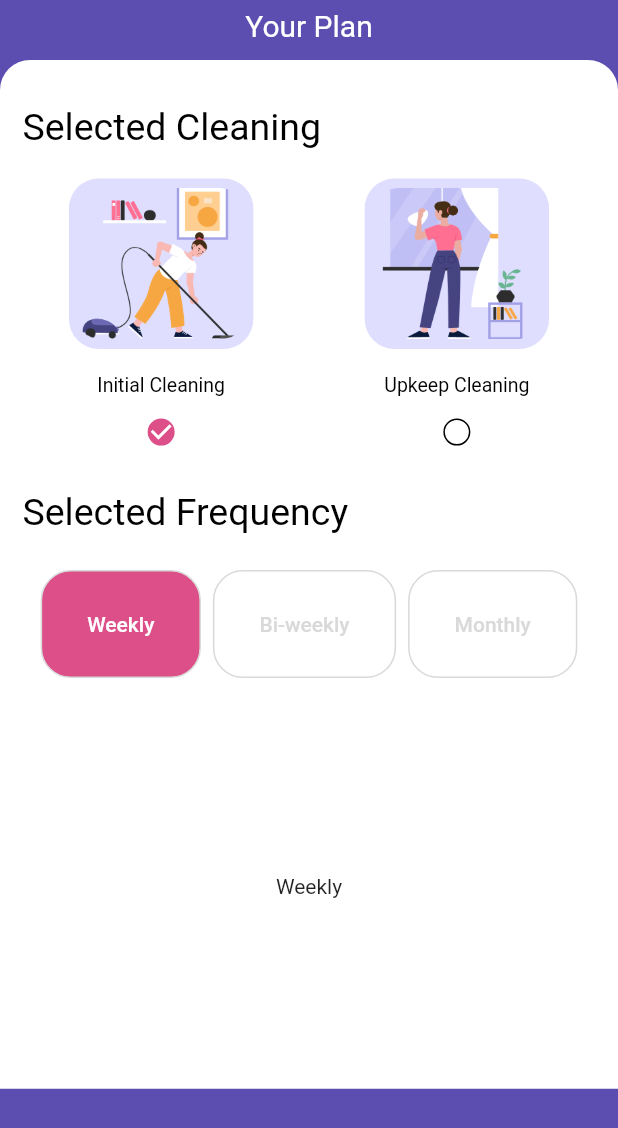
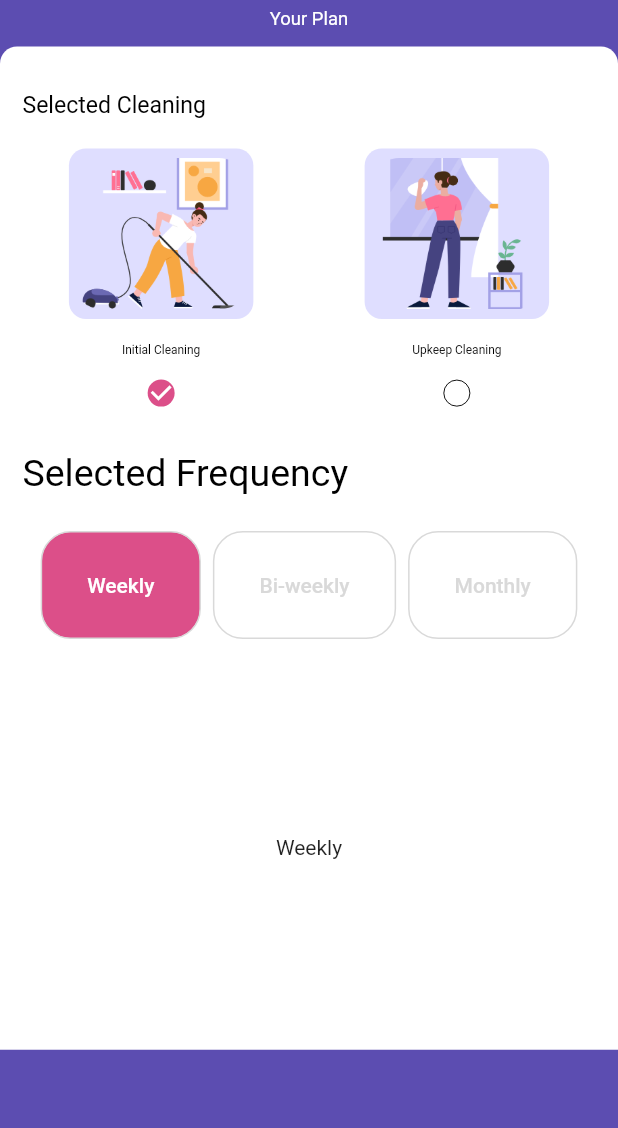
Before and after one commit to malknany/Nimbl_UI_Project, a Flutter app: the screen it shows after launch, after a tap on "Get Started", on a phone screen of 412 x 824 dp. Shown: the top 1128 px of the screen. Run offline on Flutter 3.47's test engine with Material 2 defaults, Android fonts, the light colour scheme and no system bars; drawn by our look-alikes of buttons_tabbar; our stand-ins replace flutter_screenutil, loading_animation_widget, table_calendar.

Commit message:
add responsive

```diff
--- a/lib/main.dart
+++ b/lib/main.dart
@@ -3,7 +3,7 @@ import 'package:flutter_screenutil/flutter_screenutil.dart';
 import 'package:intl/date_symbol_data_local.dart';
 import 'package:nimbl_project/view/calender/view.dart';
 import 'package:nimbl_project/view/get_started/view.dart';
-import 'package:nimbl_project/view/onbording/view.dart';
+import 'package:nimbl_project/view/on_bording/view.dart';
 import 'package:nimbl_project/view/plan/view.dart';
 import 'package:nimbl_project/view/profile/view.dart';
 
--- a/lib/view/calender/card_widget.dart
+++ b/lib/view/calender/card_widget.dart
@@ -45,7 +45,7 @@ class CardWidget extends StatelessWidget {
                   ),
                   CircleAvatar(
                     foregroundImage: AssetImage(img),
-                    radius: 25,
+                    radius: 25.r,
                   )
                 ],
               ),
--- a/lib/view/calender/view.dart
+++ b/lib/view/calender/view.dart
@@ -24,21 +24,21 @@ class _CalenderScreenState extends State<CalenderScreen> {
             children: [
               Column(
                 crossAxisAlignment: CrossAxisAlignment.center,
-                children: const [
+                children:  [
                   Text(
                     'Cleaner Calender',
-                    style: TextStyle(color: Colors.white, fontSize: 29),
+                    style: TextStyle(color: Colors.white, fontSize: 29.sp),
                   ),
                   CalenderWidget(),
                 ],
               ),
               Expanded(
                 child: Container(
-                  decoration: const BoxDecoration(
+                  decoration:  BoxDecoration(
                     color: Colors.white,
                     borderRadius: BorderRadius.only(
-                        topRight: Radius.circular(20),
-                        topLeft: Radius.circular(20)),
+                        topRight: Radius.circular(20.r),
+                        topLeft: Radius.circular(20.r)),
                   ),
                   child: Column(
                     children: [
--- a/lib/view/get_started/view.dart
+++ b/lib/view/get_started/view.dart
@@ -28,21 +28,21 @@ class _GetStartScreenState extends State<GetStartScreen> {
                 SizedBox(
                   height: 50.5.h,
                 ),
-                const Text('Clean Home \n Clean Life.',
+                 Text('Clean Home \n Clean Life.',
                     style: TextStyle(
-                        fontSize: 61,
+                        fontSize: 61.sp,
                         color: Colors.white,
                         fontWeight: FontWeight.w500),
                     textAlign: TextAlign.center),
                 SizedBox(
                   height: 40.h,
                 ),
-                const Text('Book Cleaners at the Comfort \n of you home.',
-                    style: TextStyle(fontSize: 20, color: Colors.white),
+                 Text('Book Cleaners at the Comfort \n of you home.',
+                    style: TextStyle(fontSize: 20.sp, color: Colors.white),
                     textAlign: TextAlign.center),
                 Image.asset(
                   'assets/image/photogetstart.png',
-                  height: 300,
+                  height: 300.h,
                 ),
               ],
             ),
@@ -63,13 +63,13 @@ class _GetStartScreenState extends State<GetStartScreen> {
               'Get Started',
               style: TextStyle(
                 color: MyColor.myPurple,
-                fontSize: 25,
+                fontSize: 25.sp,
               ),
             ),
-            shape: const OutlineInputBorder(
+            shape:  OutlineInputBorder(
               borderRadius: BorderRadius.only(
-                  topLeft: Radius.circular(20),
-                  bottomRight: Radius.circular(20)),
+                  topLeft: Radius.circular(20.r),
+                  bottomRight: Radius.circular(20.r)),
             ),
           )),
     );
--- a/lib/view/plan/controller.dart
+++ b/lib/view/plan/controller.dart
@@ -3,13 +3,19 @@ import 'model.dart';
 class PlanController {
   List<PlanModel> plans = [
     PlanModel(
-        icon: 'assets/image/icon/1.png', notif: '4', text: 'Inside Fridge'),
-    PlanModel(icon: 'assets/image/icon/2.png', notif: '', text: 'Organizing'),
+        icon: 'assets/image/icon/1.png',
+        notification: '4',
+        text: 'Inside Fridge'),
+    PlanModel(icon: 'assets/image/icon/2.png', text: 'Organizing'),
     PlanModel(
-        icon: 'assets/image/icon/3.png', notif: '10', text: 'Small Blinds'),
-    PlanModel(icon: 'assets/image/icon/4.png', notif: '', text: 'Patio'),
-    PlanModel(icon: 'assets/image/icon/5.png', notif: '', text: 'Organizing'),
+        icon: 'assets/image/icon/3.png',
+        notification: '10',
+        text: 'Small Blinds'),
+    PlanModel(icon: 'assets/image/icon/4.png', text: 'Patio'),
+    PlanModel(icon: 'assets/image/icon/5.png', text: 'Organizing'),
     PlanModel(
-        icon: 'assets/image/icon/6.png', notif: '10', text: 'Small Blinds'),
+        icon: 'assets/image/icon/6.png',
+        notification: '10',
+        text: 'Small Blinds'),
   ];
 }
--- a/lib/view/plan/model.dart
+++ b/lib/view/plan/model.dart
@@ -1,5 +1,5 @@
 class PlanModel {
-  String icon, notif, text;
+  String icon, notification, text;
 
-  PlanModel({required this.icon, required this.notif, required this.text});
+  PlanModel({required this.icon,  this.notification='', required this.text});
 }
--- a/lib/view/plan/view.dart
+++ b/lib/view/plan/view.dart
@@ -15,7 +15,7 @@ class PlanScreen extends StatefulWidget {
 }
 
 class _PlanScreenState extends State<PlanScreen> {
-  bool isSelect = false;
+  //bool isSelect = false;
   final controller = PlanController();
 
   @override
@@ -31,30 +31,30 @@ class _PlanScreenState extends State<PlanScreen> {
               SizedBox(
                 height: 10.h,
               ),
-              const Text(
+               Text(
                 'Your Plan',
-                style: TextStyle(fontSize: 20, color: Colors.white),
+                style: TextStyle(fontSize: 20.sp, color: Colors.white),
               ),
               SizedBox(
                 height: 20.h,
               ),
               Container(
                 padding: const EdgeInsets.symmetric(horizontal: 15),
-                decoration: const BoxDecoration(
+                decoration:  BoxDecoration(
                   color: Colors.white,
                   borderRadius: BorderRadius.only(
-                    topLeft: Radius.circular(20),
-                    topRight: Radius.circular(20),
+                    topLeft: Radius.circular(20.r),
+                    topRight: Radius.circular(20.r),
                   ),
                 ),
                 child: Column(
                   crossAxisAlignment: CrossAxisAlignment.start,
                   children: [
-                    const Padding(
+                     Padding(
                       padding: EdgeInsets.only(top: 30.0, bottom: 20),
                       child: Text(
                         'Selected Cleaning',
-                        style: TextStyle(fontSize: 25, color: Colors.black),
+                        style: TextStyle(fontSize: 25.sp, color: Colors.black),
                       ),
                     ),
                     const WidgetOne(),
--- a/lib/view/plan/widget/widget_tow.dart
+++ b/lib/view/plan/widget/widget_tow.dart
@@ -5,10 +5,10 @@ import '../../../componant/const/mycolor.dart';
 import '../controller.dart';
 
 class WidgetTow extends StatefulWidget {
-  WidgetTow({Key? key, required this.controller, required this.index})
+  const WidgetTow({Key? key, required this.controller, required this.index})
       : super(key: key);
-  PlanController controller;
-  int index;
+  final PlanController controller;
+  final int index;
 
   @override
   State<WidgetTow> createState() => _WidgetTowState();
@@ -35,21 +35,21 @@ class _WidgetTowState extends State<WidgetTow> {
                 child: Image.asset(
                   widget.controller.plans[widget.index].icon,
                   fit: BoxFit.contain,
-                  width: 30,
-                  height: 40,
+                  width: 30.w,
+                  height: 40.h,
                 ),
               ),
-              widget.controller.plans[widget.index].notif.isEmpty
+              widget.controller.plans[widget.index].notification.isEmpty
                   ? const SizedBox.shrink()
                   : Align(
                       alignment: Alignment.topRight,
                       child: CircleAvatar(
-                        radius: 10,
+                        radius: 10.r,
                         backgroundColor: MyColor.myPink,
                         child: Text(
-                          widget.controller.plans[widget.index].notif,
-                          style: const TextStyle(
-                              color: Colors.white, fontSize: 10),
+                          widget.controller.plans[widget.index].notification,
+                          style:  TextStyle(
+                              color: Colors.white, fontSize: 10.sp),
                         ),
                       )),
             ],
@@ -60,7 +60,7 @@ class _WidgetTowState extends State<WidgetTow> {
         ),
         Text(
           widget.controller.plans[widget.index].text,
-          style: const TextStyle(fontSize: 13, color: Colors.black),
+          style:  TextStyle(fontSize: 13.sp, color: Colors.black),
         ),
       ],
     );
--- a/lib/view/plan/widget/widgetone.dart
+++ b/lib/view/plan/widget/widgetone.dart
@@ -27,7 +27,7 @@ class _WidgetOneState extends State<WidgetOne> {
               Container(
                   decoration: BoxDecoration(
                     color: MyColor.myLightPurple,
-                    borderRadius: BorderRadius.circular(20),
+                    borderRadius: BorderRadius.circular(20.r),
                   ),
                   child: Image.asset(
                     'assets/image/photo.png',
@@ -37,13 +37,13 @@ class _WidgetOneState extends State<WidgetOne> {
               SizedBox(
                 height: 28.8.h,
               ),
-              const Text(
+               Text(
                 'Initial Cleaning',
-                style: TextStyle(fontSize: 13, color: Colors.black),
+                style: TextStyle(fontSize: 13.sp, color: Colors.black),
               ),
               Checkbox(
-                side: const BorderSide(
-                  width: 1,
+                side:  BorderSide(
+                  width: 1.w,
                 ),
                 activeColor: MyColor.myPink,
                 value: isFirst,
@@ -65,7 +65,7 @@ class _WidgetOneState extends State<WidgetOne> {
               Container(
                   decoration: BoxDecoration(
                     color: MyColor.myLightPurple,
-                    borderRadius: BorderRadius.circular(20),
+                    borderRadius: BorderRadius.circular(20.r),
                   ),
                   child: Image.asset(
                     'assets/image/photo2.png',
@@ -75,13 +75,13 @@ class _WidgetOneState extends State<WidgetOne> {
               SizedBox(
                 height: 28.8.h,
               ),
-              const Text(
+               Text(
                 'Upkeep Cleaning',
-                style: TextStyle(fontSize: 13, color: Colors.black),
+                style: TextStyle(fontSize: 13.sp, color: Colors.black),
               ),
               Checkbox(
-                side: const BorderSide(
-                  width: 1,
+                side:  BorderSide(
+                  width: 1.w,
                 ),
                 activeColor: MyColor.myPink,
                 value: isScaond,
--- a/lib/view/profile/view.dart
+++ b/lib/view/profile/view.dart
@@ -1,4 +1,5 @@
 import 'package:flutter/material.dart';
+import 'package:flutter_screenutil/flutter_screenutil.dart';
 import 'package:loading_animation_widget/loading_animation_widget.dart';
 import 'package:nimbl_project/componant/const/mycolor.dart';
 import 'package:nimbl_project/view/profile/widget/widget_tow.dart';
@@ -25,7 +26,7 @@ class ProfileScreen extends StatelessWidget {
                     child: CircleAvatar(
                       backgroundImage:
                           const AssetImage('assets/image/profile.png'),
-                      radius: 45,
+                      radius: 45.r,
                       child: LoadingAnimationWidget.discreteCircle(
                           color: Colors.white,
                           size: 110,
@@ -41,37 +42,37 @@ class ProfileScreen extends StatelessWidget {
                 clipBehavior: Clip.antiAlias,
                 width: double.infinity,
                 decoration: BoxDecoration(
-                  borderRadius: const BorderRadius.only(
-                      topRight: Radius.circular(20),
-                      topLeft: Radius.circular(20)),
+                  borderRadius:  BorderRadius.only(
+                      topRight: Radius.circular(20.r),
+                      topLeft: Radius.circular(20.r)),
                   color: MyColor.myColorDivider,
                 ),
                 child: Column(
                   crossAxisAlignment: CrossAxisAlignment.start,
-                  children: const [
+                  children:  [
                     Padding(
-                      padding: EdgeInsets.only(left: 20, top: 20, bottom: 20),
+                      padding: const EdgeInsets.only(left: 20, top: 20, bottom: 20),
                       child: Text(
                         'Account',
                         style: TextStyle(
                             color: Colors.black,
-                            fontSize: 18,
+                            fontSize: 18.sp,
                             fontWeight: FontWeight.bold),
                       ),
                     ),
-                    WidgetOneProfile(),
+                    const WidgetOneProfile(),
                     Padding(
-                      padding: EdgeInsets.only(left: 20, top: 20, bottom: 20),
+                      padding: const EdgeInsets.only(left: 20, top: 20, bottom: 20),
                       child: Text(
                         'Share',
                         style: TextStyle(
                             color: Colors.black,
-                            fontSize: 18,
+                            fontSize: 18.sp,
                             fontWeight: FontWeight.bold),
                       ),
                     ),
-                    WidgetTowProfile(),
-                    Spacer()
+                    const WidgetTowProfile(),
+                    const Spacer()
                   ],
                 ),
               ),
--- a/lib/view/profile/widget/widgetone.dart
+++ b/lib/view/profile/widget/widgetone.dart
@@ -12,7 +12,7 @@ class WidgetOneProfile extends StatelessWidget {
       child: Column(
         children: [
           ListTile(
-            title: Text('Notifications',
+            title: Text('notification',
                 style: TextStyle(
                   color: MyColor.myBlack,
                 )),
```
Also changed, not shown: lib/view/on_bording/view.dart (renamed from lib/view/onbording/view.dart).
